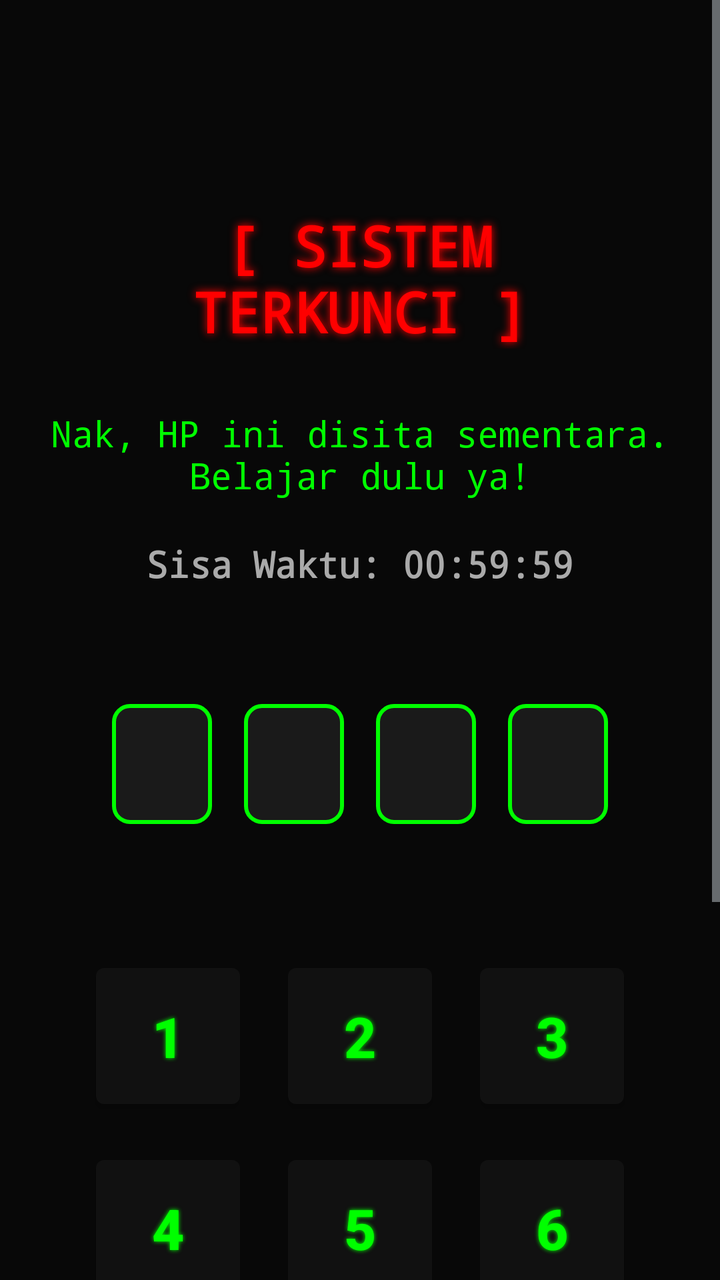
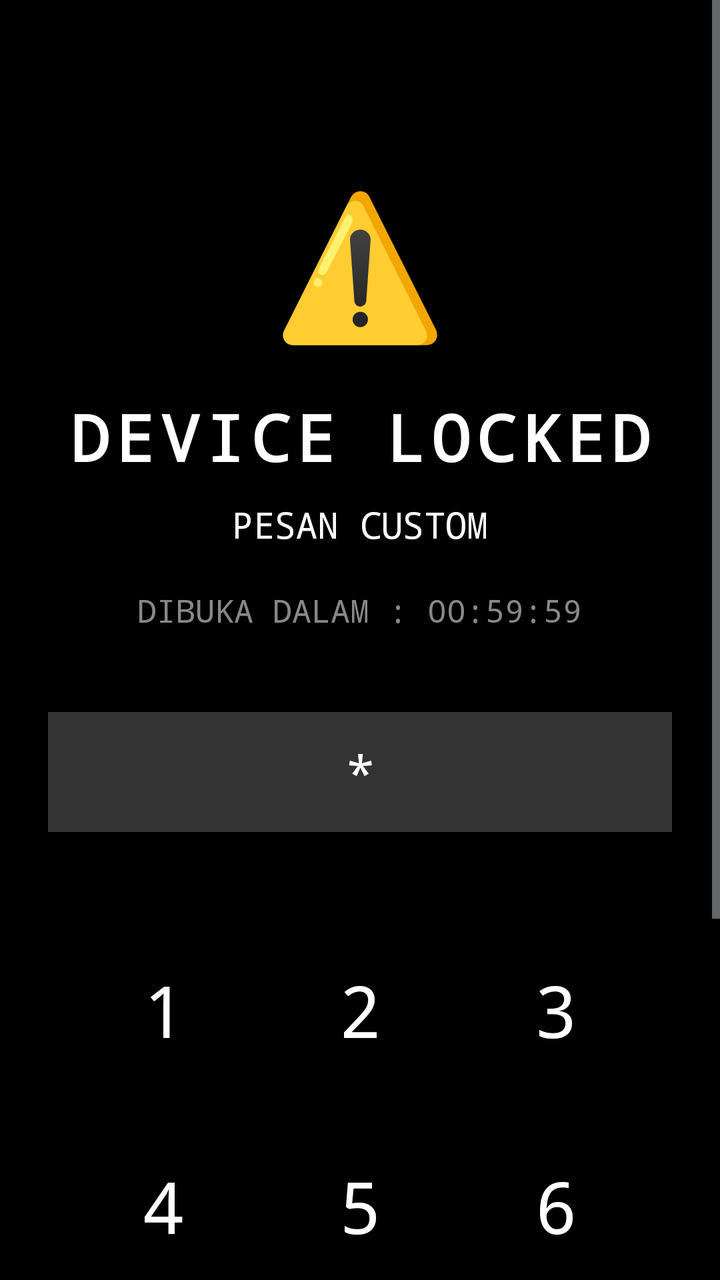

An Android layout rendered at two revisions. The XML below is the earlier revision; the diff shows what the commit changed to produce the second picture.
<!-- AndroidManifest.xml: application theme android:Theme.DeviceDefault.NoActionBar -->
<!-- res/layout/activity_lock.xml -->
<?xml version="1.0" encoding="utf-8"?>
<ScrollView xmlns:android="http://schemas.android.com/apk/res/android"
    android:layout_width="match_parent"
    android:layout_height="match_parent"
    android:background="#080808"
    android:fillViewport="true">

    <LinearLayout
        android:layout_width="match_parent"
        android:layout_height="wrap_content"
        android:orientation="vertical"
        android:padding="24dp"
        android:gravity="center_horizontal">

        
        <TextView
            android:layout_width="match_parent"
            android:layout_height="wrap_content"
            android:text="[ SISTEM TERKUNCI ]"
            android:textColor="#FF0000"
            android:textSize="28sp"
            android:textStyle="bold"
            android:fontFamily="monospace"
            android:gravity="center"
            android:shadowColor="#FF0000"
            android:shadowDx="0"
            android:shadowDy="0"
            android:shadowRadius="10"
            android:layout_marginTop="80dp"
            android:layout_marginBottom="30dp" />

        
        <TextView
            android:id="@+id/tv_pesan"
            android:layout_width="match_parent"
            android:layout_height="wrap_content"
            android:text="Nak, HP ini disita sementara. Belajar dulu ya!"
            android:textColor="#00FF00"
            android:textSize="18sp"
            android:fontFamily="monospace"
            android:gravity="center"
            android:layout_marginBottom="20dp" />

        
        <TextView
            android:id="@+id/tv_timer"
            android:layout_width="wrap_content"
            android:layout_height="wrap_content"
            android:text="Sisa Waktu: 00:59:59"
            android:textColor="#AAAAAA"
            android:textSize="18sp"
            android:fontFamily="monospace"
            android:textStyle="bold"
            android:layout_marginBottom="50dp" />

        
        <LinearLayout
            android:layout_width="wrap_content"
            android:layout_height="wrap_content"
            android:orientation="horizontal"
            android:layout_marginBottom="50dp">

            <TextView android:layout_width="50dp" android:layout_height="60dp" android:background="@drawable/pin_box" android:layout_margin="8dp" />
            <TextView android:layout_width="50dp" android:layout_height="60dp" android:background="@drawable/pin_box" android:layout_margin="8dp" />
            <TextView android:layout_width="50dp" android:layout_height="60dp" android:background="@drawable/pin_box" android:layout_margin="8dp" />
            <TextView android:layout_width="50dp" android:layout_height="60dp" android:background="@drawable/pin_box" android:layout_margin="8dp" />

        </LinearLayout>

        
        <GridLayout
            android:layout_width="wrap_content"
            android:layout_height="wrap_content"
            android:columnCount="3"
            android:rowCount="4"
            android:layout_marginBottom="30dp">

            <Button android:text="1" style="@style/KeypadButton" />
            <Button android:text="2" style="@style/KeypadButton" />
            <Button android:text="3" style="@style/KeypadButton" />
            <Button android:text="4" style="@style/KeypadButton" />
            <Button android:text="5" style="@style/KeypadButton" />
            <Button android:text="6" style="@style/KeypadButton" />
            <Button android:text="7" style="@style/KeypadButton" />
            <Button android:text="8" style="@style/KeypadButton" />
            <Button android:text="9" style="@style/KeypadButton" />
            <Button android:text="" style="@style/KeypadButton" android:visibility="invisible"/>
            <Button android:text="0" style="@style/KeypadButton" />
            <Button android:text="⌫" style="@style/KeypadButton" android:textColor="#FF0000" />

        </GridLayout>
    </LinearLayout>
</ScrollView>
<!-- resources referenced by this layout -->
<resources>
  <!-- drawable pin_box (drawable) -->
  <?xml version="1.0" encoding="utf-8"?>
  <shape xmlns:android="http://schemas.android.com/apk/res/android"
      android:shape="rectangle">
      <solid android:color="#1A1A1A" />
      <stroke
          android:width="2dp"
          android:color="#00FF00" />
      <corners android:radius="8dp" />
  </shape>
  <style name="KeypadButton">
          <item name="android:layout_width">80dp</item>
          <item name="android:layout_height">80dp</item>
          <item name="android:layout_margin">8dp</item>
          <item name="android:backgroundTint">#111111</item>
          <item name="android:textColor">#00FF00</item>
          <item name="android:textSize">28sp</item>
          <item name="android:textStyle">bold</item>
          <item name="android:shadowColor">#00FF00</item>
          <item name="android:shadowDx">0</item>
          <item name="android:shadowDy">0</item>
          <item name="android:shadowRadius">5</item>
      </style>
</resources>

<!-- the commit's change to res/layout/activity_lock.xml (unified diff, before → after) -->
@@ -2,7 +2,7 @@
 <ScrollView xmlns:android="http://schemas.android.com/apk/res/android"
     android:layout_width="match_parent"
     android:layout_height="match_parent"
-    android:background="#080808"
+    android:background="#000000"
     android:fillViewport="true">
 
     <LinearLayout
@@ -14,28 +14,34 @@
 
         
         <TextView
+            android:layout_width="wrap_content"
+            android:layout_height="wrap_content"
+            android:text="⚠️"
+            android:textColor="#FFFFFF"
+            android:textSize="70sp"
+            android:layout_marginTop="60dp"
+            android:layout_marginBottom="20dp" />
+
+        
+        <TextView
             android:layout_width="match_parent"
             android:layout_height="wrap_content"
-            android:text="[ SISTEM TERKUNCI ]"
-            android:textColor="#FF0000"
-            android:textSize="28sp"
+            android:text="DEVICE LOCKED"
+            android:textColor="#FFFFFF"
+            android:textSize="32sp"
             android:textStyle="bold"
             android:fontFamily="monospace"
             android:gravity="center"
-            android:shadowColor="#FF0000"
-            android:shadowDx="0"
-            android:shadowDy="0"
-            android:shadowRadius="10"
-            android:layout_marginTop="80dp"
-            android:layout_marginBottom="30dp" />
+            android:letterSpacing="0.1"
+            android:layout_marginBottom="10dp" />
 
         
         <TextView
             android:id="@+id/tv_pesan"
             android:layout_width="match_parent"
             android:layout_height="wrap_content"
-            android:text="Nak, HP ini disita sementara. Belajar dulu ya!"
-            android:textColor="#00FF00"
+            android:text="PESAN CUSTOM"
+            android:textColor="#FFFFFF"
             android:textSize="18sp"
             android:fontFamily="monospace"
             android:gravity="center"
@@ -46,26 +52,25 @@
             android:id="@+id/tv_timer"
             android:layout_width="wrap_content"
             android:layout_height="wrap_content"
-            android:text="Sisa Waktu: 00:59:59"
-            android:textColor="#AAAAAA"
-            android:textSize="18sp"
+            android:text="DIBUKA DALAM : 00:59:59"
+            android:textColor="#888888"
+            android:textSize="16sp"
             android:fontFamily="monospace"
-            android:textStyle="bold"
-            android:layout_marginBottom="50dp" />
+            android:layout_marginBottom="40dp" />
 
         
-        <LinearLayout
-            android:layout_width="wrap_content"
-            android:layout_height="wrap_content"
-            android:orientation="horizontal"
-            android:layout_marginBottom="50dp">
-
-            <TextView android:layout_width="50dp" android:layout_height="60dp" android:background="@drawable/pin_box" android:layout_margin="8dp" />
-            <TextView android:layout_width="50dp" android:layout_height="60dp" android:background="@drawable/pin_box" android:layout_margin="8dp" />
-            <TextView android:layout_width="50dp" android:layout_height="60dp" android:background="@drawable/pin_box" android:layout_margin="8dp" />
-            <TextView android:layout_width="50dp" android:layout_height="60dp" android:background="@drawable/pin_box" android:layout_margin="8dp" />
-
-        </LinearLayout>
+        <TextView
+            android:id="@+id/tv_pin_display"
+            android:layout_width="match_parent"
+            android:layout_height="60dp"
+            android:background="#333333"
+            android:text="*"
+            android:textColor="#FFFFFF"
+            android:textSize="24sp"
+            android:fontFamily="monospace"
+            android:letterSpacing="0.5"
+            android:gravity="center"
+            android:layout_marginBottom="40dp" />
 
         
         <GridLayout
@@ -73,7 +78,7 @@
             android:layout_height="wrap_content"
             android:columnCount="3"
             android:rowCount="4"
-            android:layout_marginBottom="30dp">
+            android:layout_marginBottom="20dp">
 
             <Button android:text="1" style="@style/KeypadButton" />
             <Button android:text="2" style="@style/KeypadButton" />
@@ -84,9 +89,11 @@
             <Button android:text="7" style="@style/KeypadButton" />
             <Button android:text="8" style="@style/KeypadButton" />
             <Button android:text="9" style="@style/KeypadButton" />
+            
+            
             <Button android:text="" style="@style/KeypadButton" android:visibility="invisible"/>
             <Button android:text="0" style="@style/KeypadButton" />
-            <Button android:text="⌫" style="@style/KeypadButton" android:textColor="#FF0000" />
+            <Button android:text="⌫" style="@style/KeypadButton" android:textColor="#FFFFFF" />
 
         </GridLayout>
     </LinearLayout>
<!-- resource entries referenced after the edit -->
@@ -1,27 +1,13 @@
 <!-- resources referenced by this layout -->
 <resources>
-  <!-- drawable pin_box (drawable) -->
-  <?xml version="1.0" encoding="utf-8"?>
-  <shape xmlns:android="http://schemas.android.com/apk/res/android"
-      android:shape="rectangle">
-      <solid android:color="#1A1A1A" />
-      <stroke
-          android:width="2dp"
-          android:color="#00FF00" />
-      <corners android:radius="8dp" />
-  </shape>
   <style name="KeypadButton">
-          <item name="android:layout_width">80dp</item>
-          <item name="android:layout_height">80dp</item>
-          <item name="android:layout_margin">8dp</item>
-          <item name="android:backgroundTint">#111111</item>
-          <item name="android:textColor">#00FF00</item>
-          <item name="android:textSize">28sp</item>
-          <item name="android:textStyle">bold</item>
-          <item name="android:shadowColor">#00FF00</item>
-          <item name="android:shadowDx">0</item>
-          <item name="android:shadowDy">0</item>
-          <item name="android:shadowRadius">5</item>
+          <item name="android:layout_width">90dp</item>
+          <item name="android:layout_height">90dp</item>
+          <item name="android:layout_margin">4dp</item>
+          <item name="android:background">@android:color/transparent</item>
+          <item name="android:textColor">#FFFFFF</item>
+          <item name="android:textSize">36sp</item>
+          <item name="android:fontFamily">monospace</item>
       </style>
 </resources>
 
